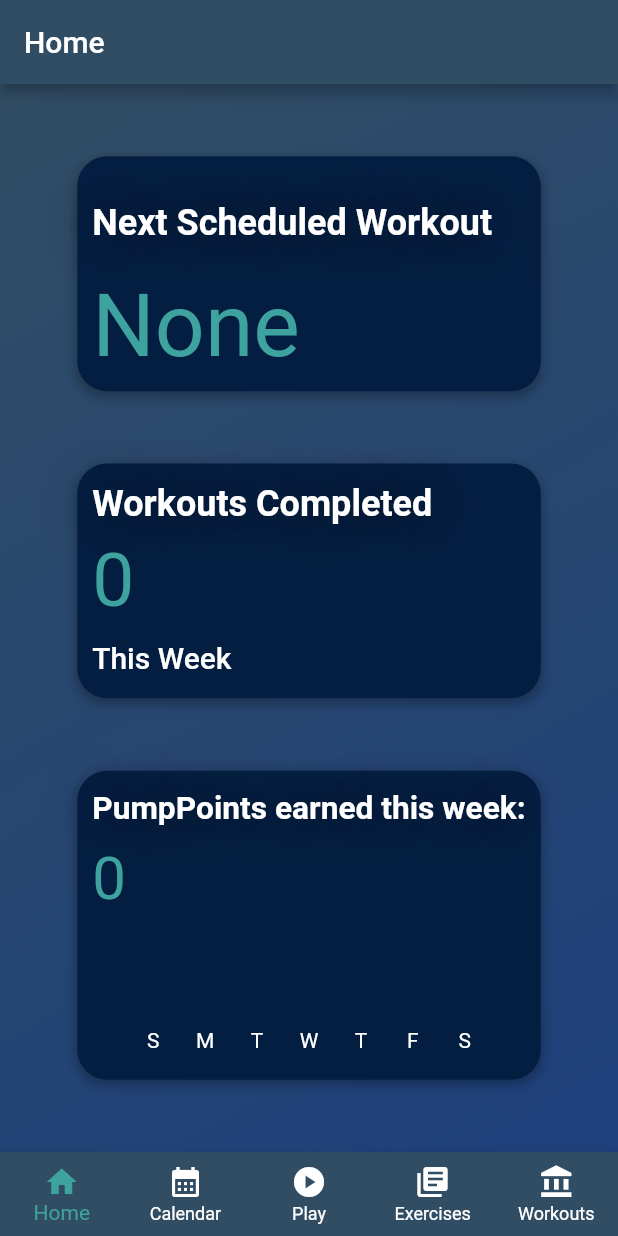
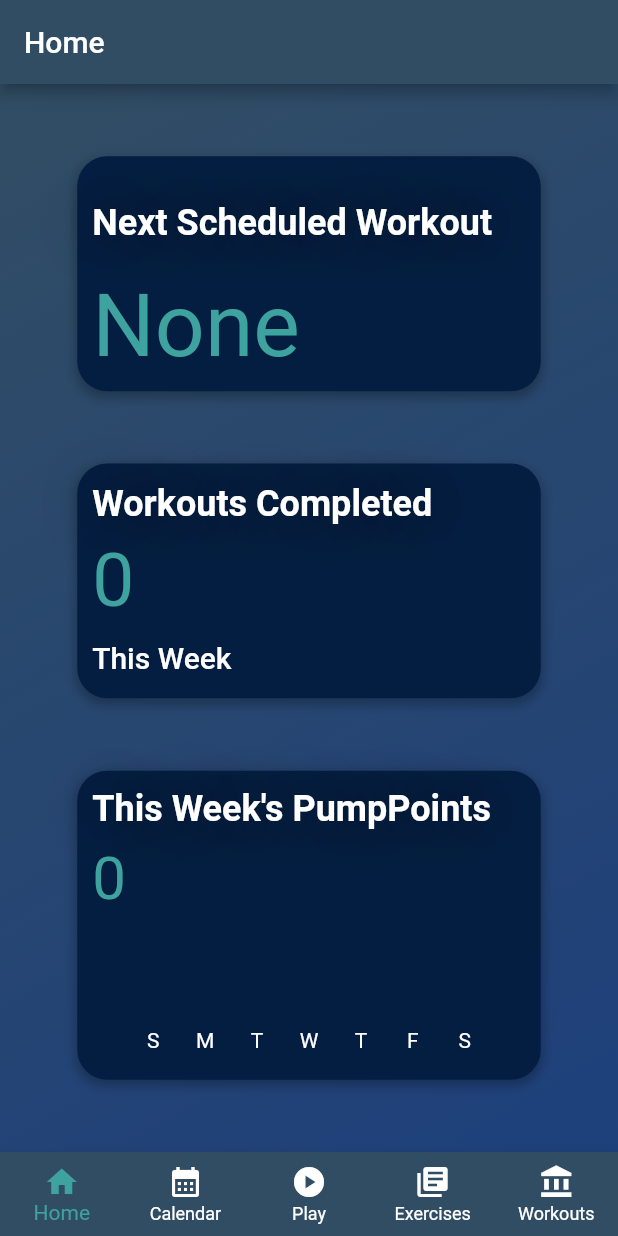
Before and after one commit to JaredD-SWENG/PumpState, a Flutter app: the screen it shows after launch, on a phone screen of 412 x 824 dp. Run offline on Flutter 3.47's test engine with Material 2 defaults, Android fonts, the phone set to English and light mode, and no system bars; drawn by our look-alikes of fl_chart; our stand-ins replace circular_countdown_timer, flutter_riverpod, flutter_time_picker_spinner, table_calendar.

Commit message:
UI Debug for smaller phone screen sizes.

```diff
--- a/lib/widgets/edit-workout-form.dart
+++ b/lib/widgets/edit-workout-form.dart
@@ -121,7 +121,7 @@ class EditWorkoutForm extends ConsumerWidget {
             ///Calls for the BreakButtons Widget.
           ),
           Expanded(
-            flex: 3,
+            flex: 2,
             child: NewWorkoutActivityList(),
 
             ///Calls for the NewWorkoutActivityList Widget.
--- a/lib/widgets/exercise-dropdown.dart
+++ b/lib/widgets/exercise-dropdown.dart
@@ -84,10 +84,10 @@ class _ExerciseDropdownState extends ConsumerState<ExerciseDropdown> {
                     w.addActivity(newExercise);
                     ref.read(workoutProvider.notifier).state = w;
                   },
-                  child: const Icon(
+                  child: const Expanded(child: Icon(
                     Icons.add,
                     color: Colors.black,
-                  )),
+                  ),)),
             )
           ],
         ),
--- a/lib/widgets/new-exercise-form.dart
+++ b/lib/widgets/new-exercise-form.dart
@@ -90,6 +90,7 @@ class ExerciseFormState extends ConsumerState<NewExerciseForm> {
 
     ///exerciseName is a TextFormField Widget that alters the name parameter to match the string stored in the widget.
     Widget exerciseName = TextFormField(
+
       decoration: const InputDecoration(
         hintText: "Exercise name",
       ),
--- a/lib/widgets/next-scheduled-workout.dart
+++ b/lib/widgets/next-scheduled-workout.dart
@@ -21,9 +21,12 @@ class NextScheduledWorkout extends ConsumerWidget {
               flex: 2,
               child: Align(
                 alignment: Alignment.centerLeft,
-                child: Text(
+                child: FittedBox(
+                    fit: BoxFit.contain,
+                    child: Text(
                   "Next Scheduled Workout",
                   style: Theme.of(context).textTheme.headline5,
+                )
                 ),
               ),
             ),
--- a/lib/widgets/this-week-pump-points-chart.dart
+++ b/lib/widgets/this-week-pump-points-chart.dart
@@ -38,7 +38,7 @@ class ThisWeekPumpPointsChart extends ConsumerWidget {
               child: FittedBox(
                 fit: BoxFit.contain,
                 child:Text(
-                  "PumpPoints earned this week:",
+                  "This Week's PumpPoints",
                   style: Theme.of(context).textTheme.headline5,
                   textAlign: TextAlign.left,
                 )
--- a/lib/widgets/workout-activity-list.dart
+++ b/lib/widgets/workout-activity-list.dart
@@ -49,6 +49,7 @@ class NewWorkoutActivityList extends ConsumerWidget {
       child: SizedBox(
         height: 500,
         child: RawScrollbar(
+
           thumbVisibility: true,
           thickness: 1.25,
           mainAxisMargin: 5,
```
Also changed, not shown: lib/widgets/schedule-workout-form.dart (+17 -11 lines).
